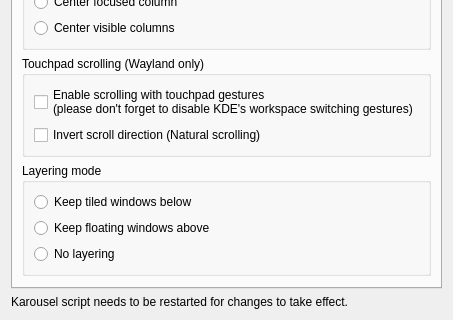
Old version of the form package/contents/ui/config.ui in the repository peterfajdiga/karousel; both pictures show x 0 to 453 and y 292 to 612 of the 453 by 612 pixel window.
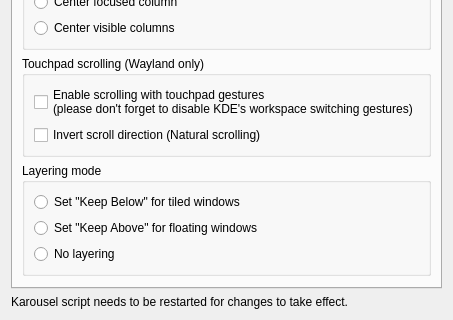
New version of the form.

Commit message: config.ui: Reword layering options (issue 155)

```diff
--- a/package/contents/ui/config.ui
+++ b/package/contents/ui/config.ui
@@ -149,14 +149,14 @@
                                         <item>
                                             <widget class="QRadioButton" name="kcfg_tiledKeepBelow">
                                                 <property name="text">
-                                                    <string>Keep tiled windows below</string>
+                                                    <string>Set "Keep Below" for tiled windows</string>
                                                 </property>
                                             </widget>
                                         </item>
                                         <item>
                                             <widget class="QRadioButton" name="kcfg_floatingKeepAbove">
                                                 <property name="text">
-                                                    <string>Keep floating windows above</string>
+                                                    <string>Set "Keep Above" for floating windows</string>
                                                 </property>
                                             </widget>
                                         </item>
```
